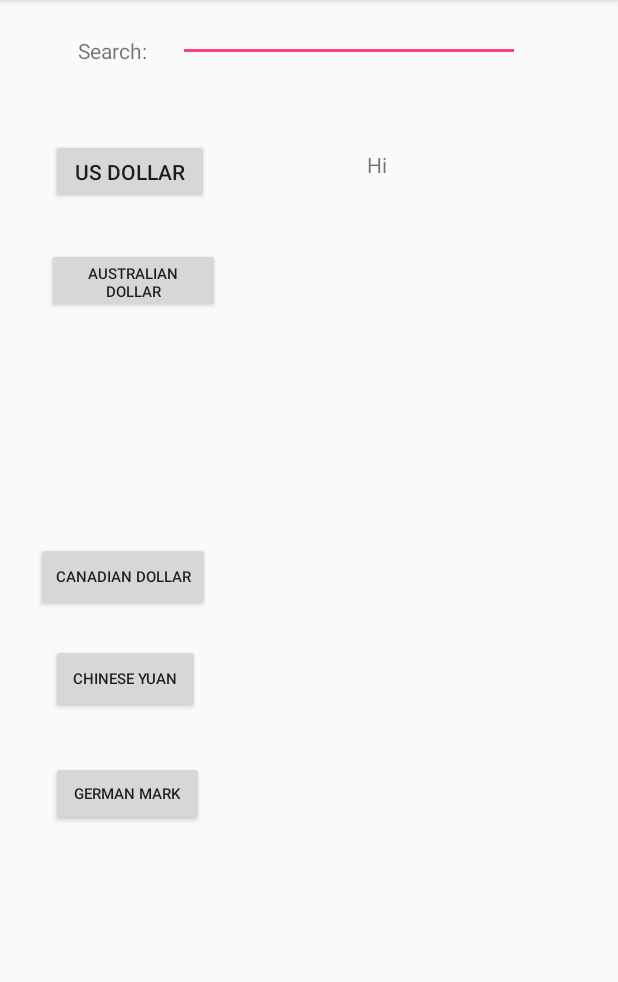
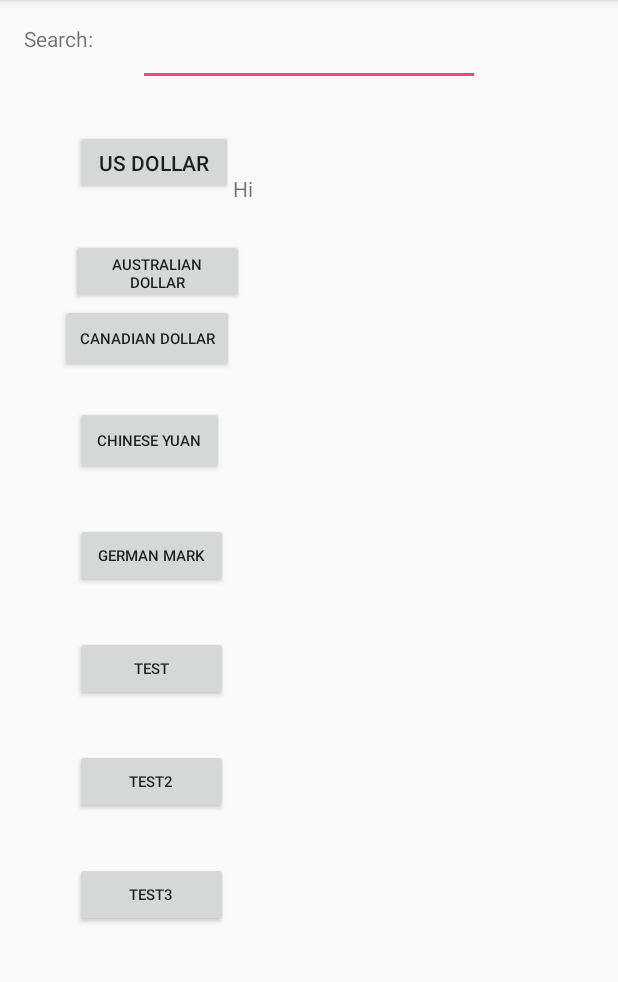
Before and after one commit to itsjbelmont/CurrencyConverter, an Android app: the MainActivity2 screen opened directly, with no data from a screen before it, on a phone screen of 412 x 824 dp, the part 84-1066 px from its top. Run offline under Robolectric (Android 15) with nearby library versions, the phone set to English and light mode, and no system bars.

Commit message:
Beginning stages of scroll view

```diff
--- a/app/src/main/res/layout/activity_main2.xml
+++ b/app/src/main/res/layout/activity_main2.xml
@@ -1,24 +1,28 @@
 <?xml version="1.0" encoding="utf-8"?>
-<android.support.constraint.ConstraintLayout xmlns:android="http://schemas.android.com/apk/res/android"
+<ScrollView
+    xmlns:android="http://schemas.android.com/apk/res/android"
     xmlns:app="http://schemas.android.com/apk/res-auto"
     xmlns:tools="http://schemas.android.com/tools"
     android:layout_width="match_parent"
     android:layout_height="match_parent"
+    android:paddingLeft="16dp"
+    android:paddingRight="16dp"
+    android:paddingTop="16dp"
+    android:paddingBottom="16dp"
     tools:context="com.example.jackbelmont.currencyconverter.MainActivity">
 
+    <RelativeLayout
+        android:layout_width="match_parent"
+        android:layout_height="match_parent">
 
     <TextView
         android:id="@+id/textView"
-        android:layout_width="82dp"
-        android:layout_height="23dp"
+        android:layout_width="wrap_content"
+        android:layout_height="wrap_content"
         android:text="Search:"
         android:textAlignment="viewStart"
-        app:layout_constraintBottom_toBottomOf="parent"
-        app:layout_constraintHorizontal_bias="0.158"
-        app:layout_constraintLeft_toLeftOf="parent"
-        app:layout_constraintRight_toRightOf="parent"
-        app:layout_constraintTop_toTopOf="parent"
-        app:layout_constraintVertical_bias="0.032" />
+        android:layout_alignParentTop="true"/>
+
 
     <EditText
         android:id="@+id/editText2"
@@ -26,57 +30,56 @@
         android:layout_height="41dp"
         android:ems="10"
         android:inputType="textShortMessage"
-        app:layout_constraintHorizontal_bias="0.644"
-        app:layout_constraintLeft_toLeftOf="parent"
-        app:layout_constraintRight_toRightOf="parent"
-        app:layout_constraintTop_toTopOf="parent" />
+        android:layout_centerHorizontal="true" />
+
+
 
 
     <TextView
         android:id="@+id/textView8"
-        android:layout_width="115dp"
-        android:layout_height="35dp"
+        android:layout_width="wrap_content"
+        android:layout_height="wrap_content"
+        android:text="@string/app_name"
         android:layout_marginEnd="52dp"
         android:layout_marginTop="100dp"
-        app:layout_constraintEnd_toEndOf="parent"
-        app:layout_constraintTop_toTopOf="parent" />
+        android:layout_toRightOf="@id/USD"/>
+
 
     <TextView
         android:id="@+id/textView9"
-        android:layout_width="115dp"
-        android:layout_height="35dp"
+        android:layout_width="wrap_content"
+        android:layout_height="wrap_content"
+        android:text="@string/app_name"
         android:layout_marginEnd="52dp"
         android:layout_marginTop="168dp"
-        app:layout_constraintEnd_toEndOf="parent"
-        app:layout_constraintTop_toTopOf="parent" />
+        android:layout_toRightOf="@id/Australia" />
 
     <TextView
         android:id="@+id/textView10"
-        android:layout_width="115dp"
-        android:layout_height="35dp"
+        android:layout_width="wrap_content"
+        android:layout_height="wrap_content"
+        android:text="@string/app_name"
         android:layout_marginEnd="52dp"
-        app:layout_constraintBottom_toBottomOf="parent"
-        app:layout_constraintEnd_toEndOf="parent"
-        app:layout_constraintTop_toTopOf="parent"
-        app:layout_constraintVertical_bias="0.521" />
+        android:layout_toRightOf="@id/Canada"
+        android:layout_below="@id/textView9"/>
 
     <TextView
         android:id="@+id/textView11"
-        android:layout_width="115dp"
-        android:layout_height="35dp"
+        android:layout_width= "wrap_content"
+        android:layout_height="wrap_content"
+        android:text="@string/app_name"
         android:layout_marginEnd="52dp"
         android:layout_marginTop="312dp"
-        app:layout_constraintEnd_toEndOf="parent"
-        app:layout_constraintTop_toTopOf="parent" />
+        android:layout_toRightOf="@id/China" />
 
     <TextView
         android:id="@+id/textView12"
-        android:layout_width="115dp"
-        android:layout_height="35dp"
+        android:layout_width="wrap_content"
+        android:layout_height="wrap_content"
+        android:text="@string/app_name"
         android:layout_marginEnd="52dp"
         android:layout_marginTop="376dp"
-        app:layout_constraintEnd_toEndOf="parent"
-        app:layout_constraintTop_toTopOf="parent" />
+        android:layout_toRightOf="@id/Germany" />
 
     <Button
         android:id="@+id/USD"
@@ -85,8 +88,7 @@
         android:layout_marginStart="34dp"
         android:layout_marginTop="51dp"
         android:text="US Dollar"
-        app:layout_constraintStart_toStartOf="parent"
-        app:layout_constraintTop_toBottomOf="@+id/editText2" />
+        android:layout_below="@id/textView" />
 
     <Button
         android:id="@+id/Australia"
@@ -96,8 +98,7 @@
         android:layout_marginTop="29dp"
         android:text="Australian Dollar"
         android:textSize="10sp"
-        app:layout_constraintStart_toStartOf="parent"
-        app:layout_constraintTop_toBottomOf="@+id/USD" />
+        android:layout_below="@id/USD" />
 
     <Button
         android:id="@+id/Canada"
@@ -106,9 +107,7 @@
         android:layout_marginLeft="24dp"
         android:text="Canadian Dollar"
         android:textSize="10sp"
-        app:layout_constraintBottom_toBottomOf="parent"
-        app:layout_constraintLeft_toLeftOf="parent"
-        app:layout_constraintTop_toTopOf="parent" />
+        android:layout_below="@id/Australia" />
 
     <Button
         android:id="@+id/China"
@@ -118,8 +117,7 @@
         android:layout_marginTop="22dp"
         android:text="Chinese Yuan"
         android:textSize="10sp"
-        app:layout_constraintStart_toStartOf="parent"
-        app:layout_constraintTop_toBottomOf="@+id/Canada" />
+        android:layout_below="@id/Canada" />
 
     <Button
         android:id="@+id/Germany"
@@ -129,8 +127,39 @@
         android:layout_marginTop="32dp"
         android:text="German Mark"
         android:textSize="10sp"
-        app:layout_constraintStart_toStartOf="parent"
-        app:layout_constraintTop_toBottomOf="@+id/China" />
+        android:layout_below="@id/China"/>
 
 
-</android.support.constraint.ConstraintLayout>
+        <Button
+            android:id="@+id/Prop"
+            android:layout_width="102dp"
+            android:layout_height="43dp"
+            android:layout_marginStart="34dp"
+            android:layout_marginTop="32dp"
+            android:text="Test"
+            android:textSize="10sp"
+            android:layout_below="@id/Germany"/>
+
+        <Button
+            android:id="@+id/Prop2"
+            android:layout_width="102dp"
+            android:layout_height="43dp"
+            android:layout_marginStart="34dp"
+            android:layout_marginTop="32dp"
+            android:text="Test2"
+            android:textSize="10sp"
+            android:layout_below="@id/Prop"/>
+
+        <Button
+            android:id="@+id/Prop3"
+            android:layout_width="102dp"
+            android:layout_height="43dp"
+            android:layout_marginStart="34dp"
+            android:layout_marginTop="32dp"
+            android:text="Test3"
+            android:textSize="10sp"
+            android:layout_below="@id/Prop2"/>
+
+    </RelativeLayout>
+
+</ScrollView>
```
